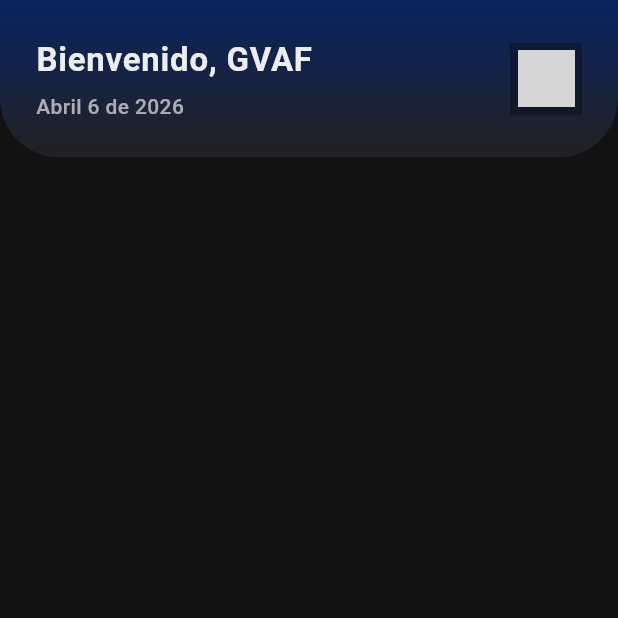
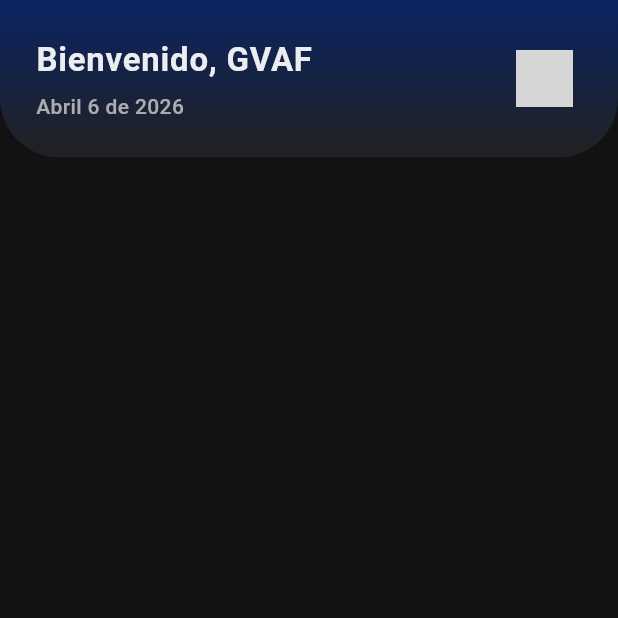
Before and after one commit to GV4F/MyH_Inventory, a Flutter app: the screen it shows after launch, on a phone screen of 412 x 824 dp, the top half of it. Run offline on Flutter 3.47's test engine with Material 3 defaults, Android fonts, the phone set to English and light mode, and no system bars; our stand-ins replace go_router, supabase_flutter; accounts and stored records are empty; Roboto replaces fonts that are missing (Bree serif); grey boxes are pictures that could not be loaded.

Commit message:
Icon header upload

```diff
--- a/lib/layout/main_header.dart
+++ b/lib/layout/main_header.dart
@@ -77,10 +77,10 @@ class MainHeader extends StatelessWidget {
 
             // - Right Section: Circular logo container
             Container(
-              width: 48.0,
-              height: 48.0,
+              width: 50.0,
+              height: 50.0,
               decoration: BoxDecoration(
-                color: Colors.black.withValues(alpha: 0.3),
+                color: Colors.transparent,
               ),
               child: ClipOval(
                 child: Center(
```
